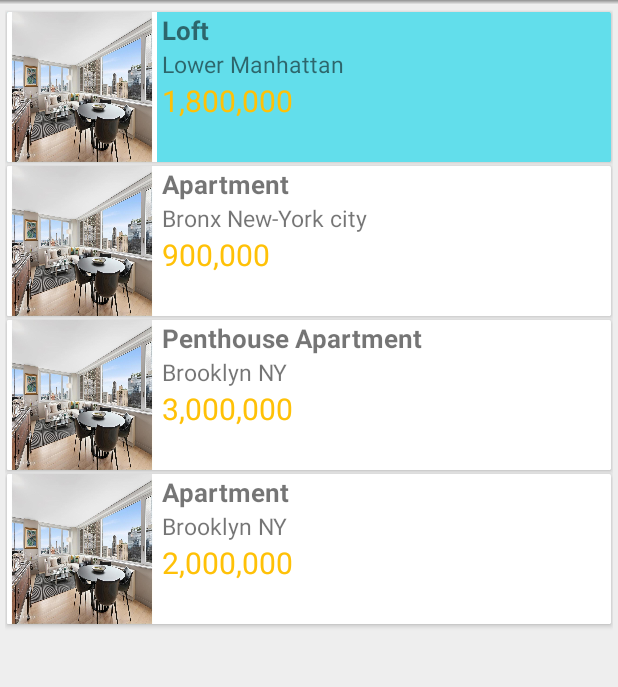
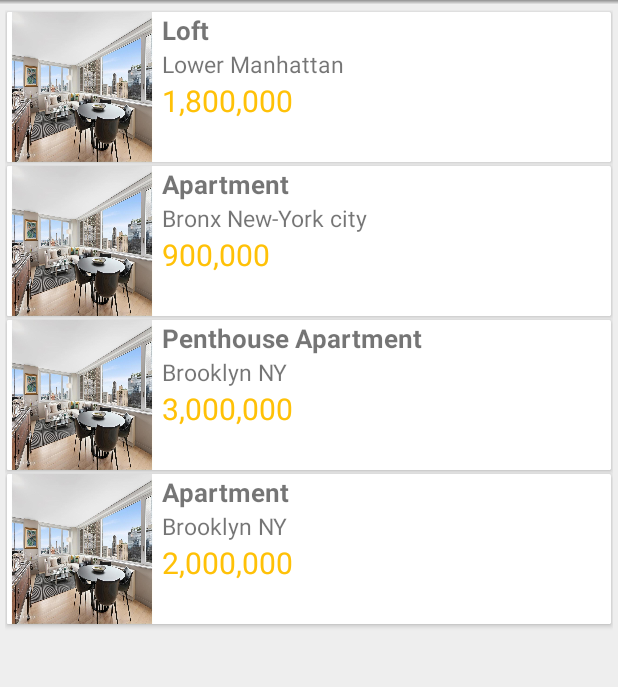
Before and after one commit to devedelie/REM_P8, an Android app: the screen it shows after launch (MainActivity), on a phone screen of 412 x 824 dp, the part 84-771 px from its top. Run offline under Robolectric (Android 15) with nearby library versions, the phone set to English and light mode, and no system bars; our stand-ins replace ButterKnife, Room's generated code; pictures from the network do not load.

Commit message:
- Added a condition to color the selected cardView only on Tablet mode

```diff
--- a/app/src/main/java/com/openclassrooms/realestatemanager/views/PropertyViewHolder.java
+++ b/app/src/main/java/com/openclassrooms/realestatemanager/views/PropertyViewHolder.java
@@ -54,8 +54,8 @@ public class PropertyViewHolder extends RecyclerView.ViewHolder implements View.
         // Set background color for selected item
         Resources res = itemView.getResources();
         Log.d(TAG, "updateWithProperty: data   " + property.getId() + "   " + CurrentPropertyDataRepository.getInstance().getCurrentProperty().getValue());
-        if(property.getId() == CurrentPropertyDataRepository.getInstance().getCurrentProperty().getValue()){
-            mCardView.setCardBackgroundColor(res.getColorStateList(R.color.colorPrimaryLight));
+        if(property.getId() == CurrentPropertyDataRepository.getInstance().getCurrentProperty().getValue() && MainActivity.detailFragment != null){
+            mCardView.setCardBackgroundColor(res.getColorStateList(R.color.colorPrimarySuperLight));
         }else {
             mCardView.setCardBackgroundColor(res.getColorStateList(R.color.text_secondary_white));
         }
```
